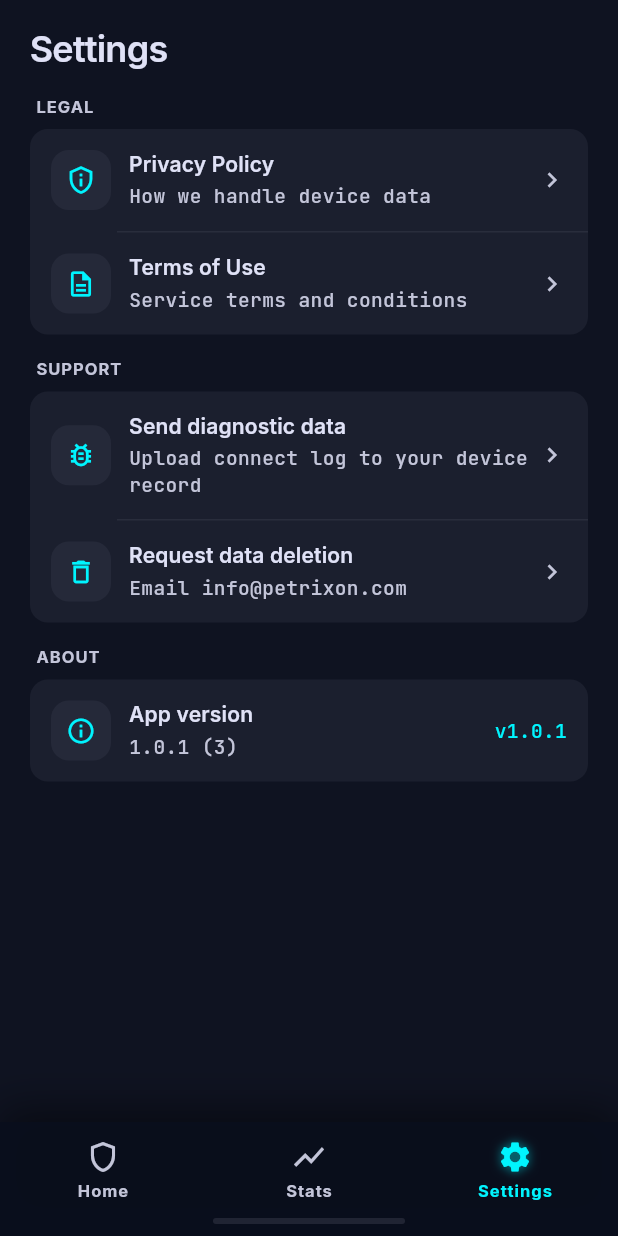
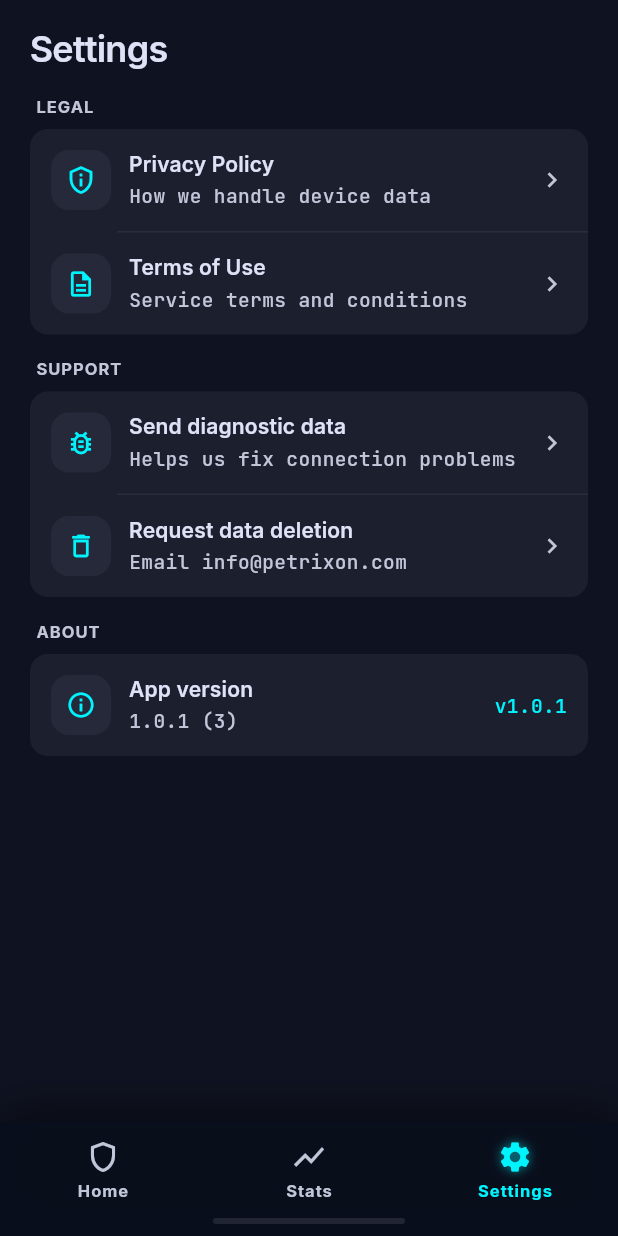
Before and after one commit to TomasPetrik/vpn, a Flutter app: the screen it shows after launch, item 3 of the bottom bar chosen, on a phone screen of 412 x 824 dp. Run offline on Flutter 3.47's test engine with Material 3 defaults, Android fonts, the phone set to English and light mode, and no system bars; our stand-ins replace device_info_plus, dio, equatable, flutter_bloc, flutter_secure_storage, get_it and 4 more; missing offline and left inert: mobile_device_identifier; network calls fail.

Commit message:
Fixed wording

```diff
--- a/lib/features/settings/presentation/settings_page.dart
+++ b/lib/features/settings/presentation/settings_page.dart
@@ -72,7 +72,7 @@ class SettingsPage extends StatelessWidget {
                       _SettingsTile(
                         icon: Icons.bug_report_outlined,
                         title: 'Send diagnostic data',
-                        subtitle: 'Upload connect log to your device record',
+                        subtitle: 'Helps us fix connection problems',
                         onTap: () => _sendDiagnosticData(context),
                       ),
                       const _SettingsDivider(),
```
